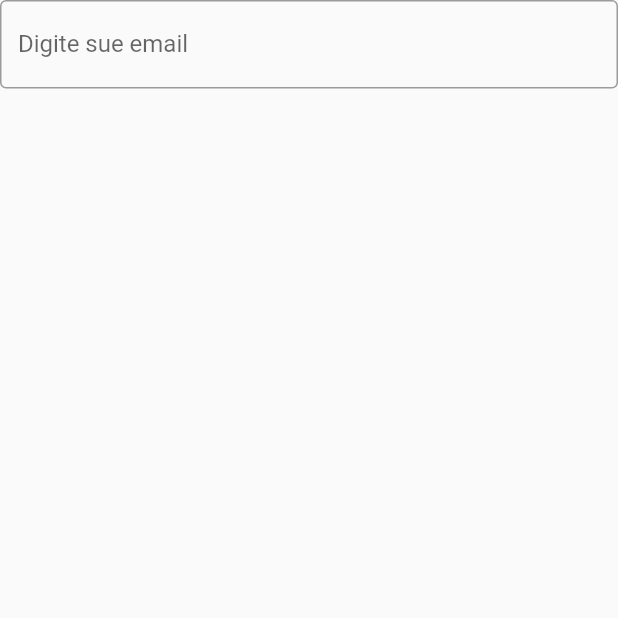
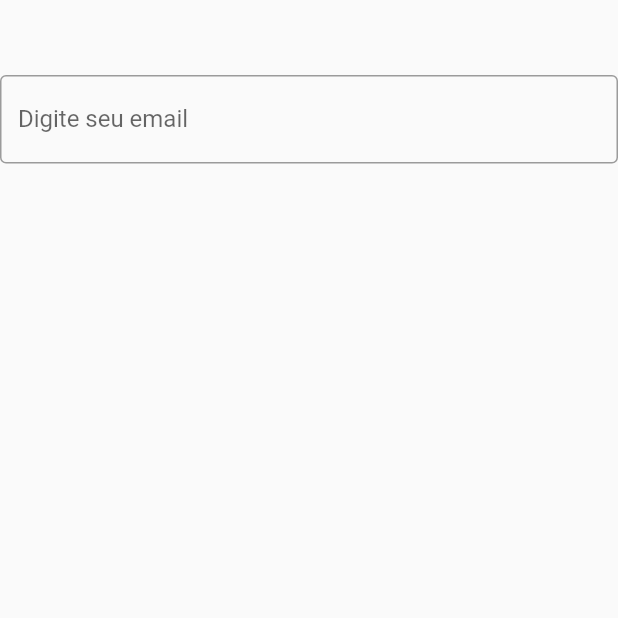
Before and after one commit to EmanuelJuniior/flutter_cadastro, a Flutter app: the screen it shows after launch, on a phone screen of 412 x 824 dp, the top half of it. Run offline on Flutter 3.47's test engine with Material 2 defaults, Android fonts, the phone set to English and light mode, and no system bars.

Commit message:
prototico5SemBugs

```diff
--- a/lib/home_page.dart
+++ b/lib/home_page.dart
@@ -14,10 +14,13 @@ class _HomePageState extends State<HomePage> {
       body: Form(
           child: ListView(
         children: [
+          const SizedBox(
+            height: 50,
+          ),
           TextFormField(
             decoration: const InputDecoration(
               border: OutlineInputBorder(),
-              labelText: 'Digite sue email',
+              labelText: 'Digite seu email',
             ),
           )
         ],
```
